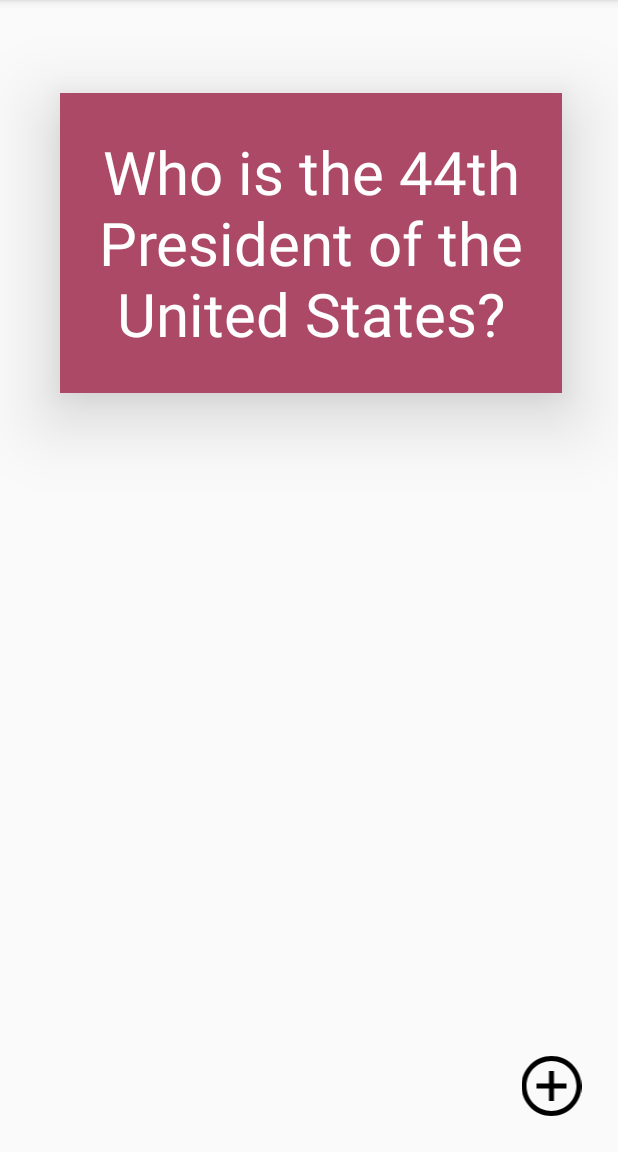
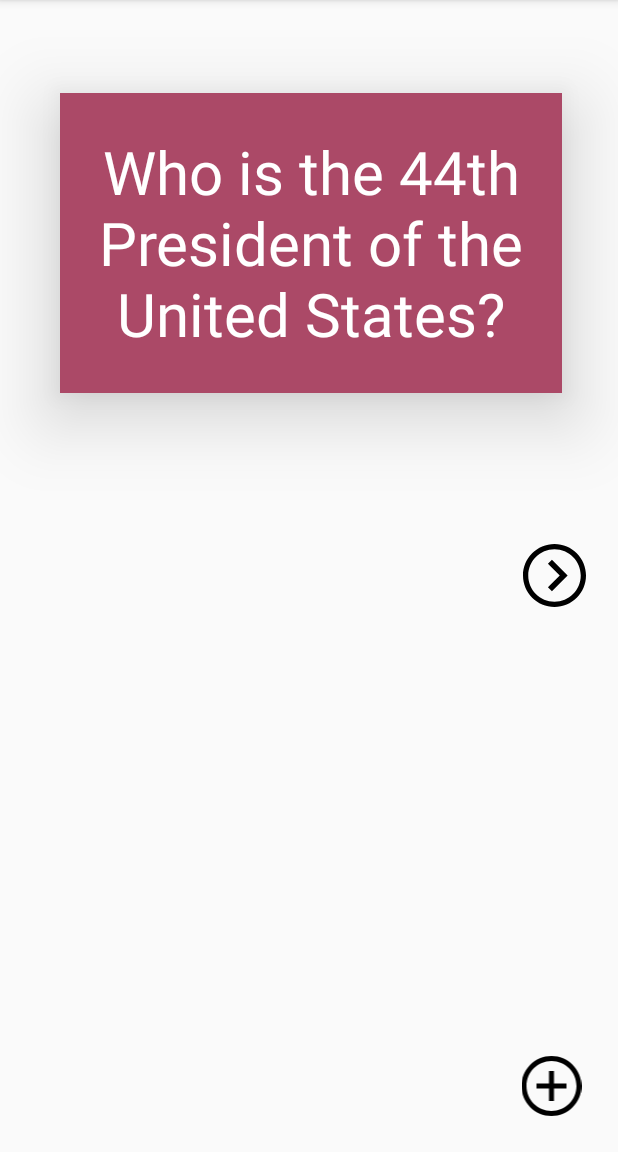
Before and after one commit to mplspunk/flashcard-frenzy-v1, an Android app: the screen it shows after launch (MainActivity), on a phone screen of 412 x 824 dp, the part 84-1236 px from its top. Run offline under Robolectric (Android 15) with nearby library versions, the phone set to English and light mode, and no system bars; our stand-ins replace Room's generated code.

Commit message:
Added elements for Lab 3

```diff
--- a/app/build.gradle
+++ b/app/build.gradle
@@ -25,4 +25,7 @@ dependencies {
     testImplementation 'junit:junit:4.12'
     androidTestImplementation 'androidx.test.ext:junit:1.1.0'
     androidTestImplementation 'androidx.test.espresso:espresso-core:3.1.1'
+    implementation "android.arch.persistence.room:runtime:1.1.1"
+    annotationProcessor "android.arch.persistence.room:compiler:1.1.1"
+    debugImplementation 'com.amitshekhar.android:debug-db:1.0.4'
 }
--- /dev/null
+++ b/app/src/main/java/com/example/flashcardfrenzy/AppDatabase.java
@@ -0,0 +1,9 @@
+package com.example.flashcardfrenzy;
+
+import androidx.room.Database;
+import androidx.room.RoomDatabase;
+
+@Database(entities = {Flashcard.class}, version = 1)
+public abstract class AppDatabase extends RoomDatabase {
+    public abstract FlashcardDao flashcardDao();
+}
--- /dev/null
+++ b/app/src/main/java/com/example/flashcardfrenzy/FlashcardDao.java
@@ -0,0 +1,24 @@
+package com.example.flashcardfrenzy;
+
+import java.util.List;
+import androidx.room.Dao;
+import androidx.room.Delete;
+import androidx.room.Insert;
+import androidx.room.OnConflictStrategy;
+import androidx.room.Query;
+import androidx.room.Update;
+
+@Dao
+public interface FlashcardDao {
+    @Query("SELECT * FROM flashcard")
+    List<Flashcard> getAll();
+
+    @Insert
+    void insertAll(Flashcard... flashcards);
+
+    @Delete
+    void delete(Flashcard flashcard);
+
+    @Update(onConflict = OnConflictStrategy.REPLACE)
+    void update(Flashcard flashcard);
+}
--- /dev/null
+++ b/app/src/main/java/com/example/flashcardfrenzy/FlashcardDatabase.java
@@ -0,0 +1,38 @@
+package com.example.flashcardfrenzy;
+
+import android.content.Context;
+import java.util.List;
+import androidx.room.Room;
+
+public class FlashcardDatabase {
+    private final AppDatabase db;
+
+    FlashcardDatabase(Context context) {
+        db = Room.databaseBuilder(context.getApplicationContext(),
+                AppDatabase.class, "flashcard-database")
+                .allowMainThreadQueries()
+                .fallbackToDestructiveMigration()
+                .build();
+    }
+
+    public List<Flashcard> getAllCards() {
+        return db.flashcardDao().getAll();
+    }
+
+    public void insertCard(Flashcard flashcard) {
+        db.flashcardDao().insertAll(flashcard);
+    }
+
+    public void deleteCard(String flashcardQuestion) {
+        List<Flashcard> allCards = db.flashcardDao().getAll();
+        for (Flashcard f : allCards) {
+            if (f.getQuestion().equals(flashcardQuestion)) {
+                db.flashcardDao().delete(f);
+            }
+        }
+    }
+
+    public void updateCard(Flashcard flashcard) {
+        db.flashcardDao().update(flashcard);
+    }
+}
--- a/app/src/main/java/com/example/flashcardfrenzy/MainActivity.java
+++ b/app/src/main/java/com/example/flashcardfrenzy/MainActivity.java
@@ -6,13 +6,27 @@ import android.view.View;
 import android.content.Intent;
 import android.widget.TextView;
 
+import java.util.List;
+
 
 public class MainActivity extends AppCompatActivity {
+
+    FlashcardDatabase flashcardDatabase;
+    List<Flashcard> allFlashcards;
+    int currentCardDisplayedIndex = 0;
 
     @Override
     protected void onCreate(Bundle savedInstanceState) {
         super.onCreate(savedInstanceState);
         setContentView(R.layout.activity_main);
+
+        flashcardDatabase = new FlashcardDatabase(getApplicationContext());
+        allFlashcards = flashcardDatabase.getAllCards();
+
+        if (allFlashcards != null && allFlashcards.size() > 0) {
+            ((TextView) findViewById(R.id.flashcard_question)).setText(allFlashcards.get(0).getQuestion());
+            ((TextView) findViewById(R.id.flashcard_answer)).setText(allFlashcards.get(0).getAnswer());
+        }
 
         findViewById(R.id.flashcard_question).setBackgroundColor(getResources().getColor(R.color.questionBackground,null));
 
@@ -42,6 +56,31 @@ public class MainActivity extends AppCompatActivity {
                 MainActivity.this.startActivityForResult(intent, 100);
             }
         });
+
+
+        findViewById(R.id.nextBtn).setOnClickListener(new View.OnClickListener() {
+            @Override
+            public void onClick(View v) {
+                // advance our pointer index so we can show the next card
+                currentCardDisplayedIndex++;
+
+                // make sure we don't get an IndexOutOfBoundsError if we are viewing the last indexed card in our list
+                if (currentCardDisplayedIndex > allFlashcards.size() - 1) {
+                    currentCardDisplayedIndex = 0;
+                }
+
+                // set the question and answer TextViews with data from the database
+                ((TextView) findViewById(R.id.flashcard_question)).setText(allFlashcards.get(currentCardDisplayedIndex).getQuestion());
+                ((TextView) findViewById(R.id.flashcard_answer)).setText(allFlashcards.get(currentCardDisplayedIndex).getAnswer());
+
+                if (findViewById(R.id.flashcard_question).getVisibility() == View.INVISIBLE) {
+                    findViewById(R.id.flashcard_question).setVisibility(View.VISIBLE);
+                    findViewById(R.id.flashcard_answer).setVisibility(View.INVISIBLE);
+                }
+            }
+
+        });
+
     }
 
     @Override
@@ -53,8 +92,12 @@ public class MainActivity extends AppCompatActivity {
             TextView flashcard_answer = findViewById(R.id.flashcard_answer);
             flashcard_question.setText(string1);
             flashcard_answer.setText(string2);
+            flashcardDatabase.insertCard(new Flashcard(string1, string2));
+            allFlashcards = flashcardDatabase.getAllCards();
         }
     }
 
 
+
+
 }
--- /dev/null
+++ b/app/src/main/res/drawable/next_button.xml
@@ -0,0 +1,9 @@
+<vector xmlns:android="http://schemas.android.com/apk/res/android"
+    android:width="24dp"
+    android:height="24dp"
+    android:viewportWidth="24"
+    android:viewportHeight="24">
+  <path
+      android:fillColor="#FF000000"
+      android:pathData="M12,2c5.514,0 10,4.486 10,10s-4.486,10 -10,10 -10,-4.486 -10,-10 4.486,-10 10,-10zM12,0c-6.627,0 -12,5.373 -12,12s5.373,12 12,12 12,-5.373 12,-12 -5.373,-12 -12,-12zM14,12l-4.5,4.5 1.527,1.5 5.973,-6 -5.973,-6 -1.527,1.5 4.5,4.5z"/>
+</vector>
--- a/app/src/main/res/layout/activity_main.xml
+++ b/app/src/main/res/layout/activity_main.xml
@@ -55,5 +55,13 @@
         android:paddingBottom="10dp"
         android:src="@drawable/plus_sign" />
 
+    <ImageView
+        android:id="@+id/nextBtn"
+        android:layout_width="42dp"
+        android:layout_height="42dp"
+        android:layout_alignParentEnd="true"
+        android:layout_centerVertical="true"
+        android:layout_marginEnd="21dp"
+        android:src="@drawable/next_button" />
 
 </RelativeLayout>
```
Also changed, not shown: app/src/main/java/com/example/flashcardfrenzy/Flashcard.java (added, +91 -0 lines).
